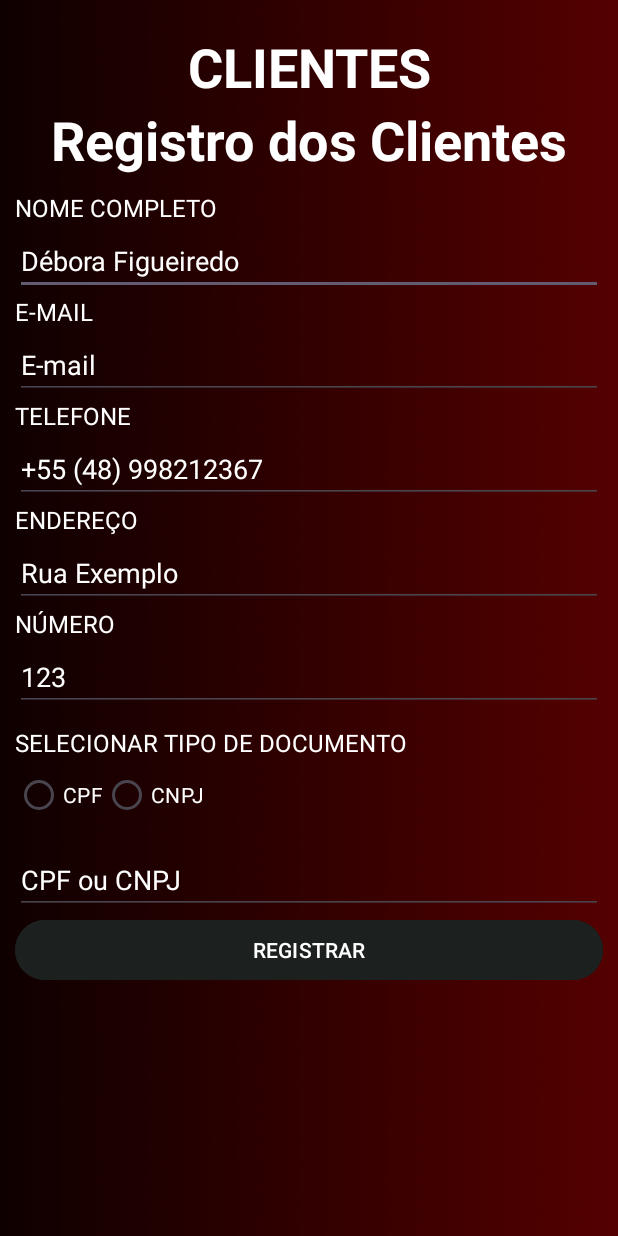
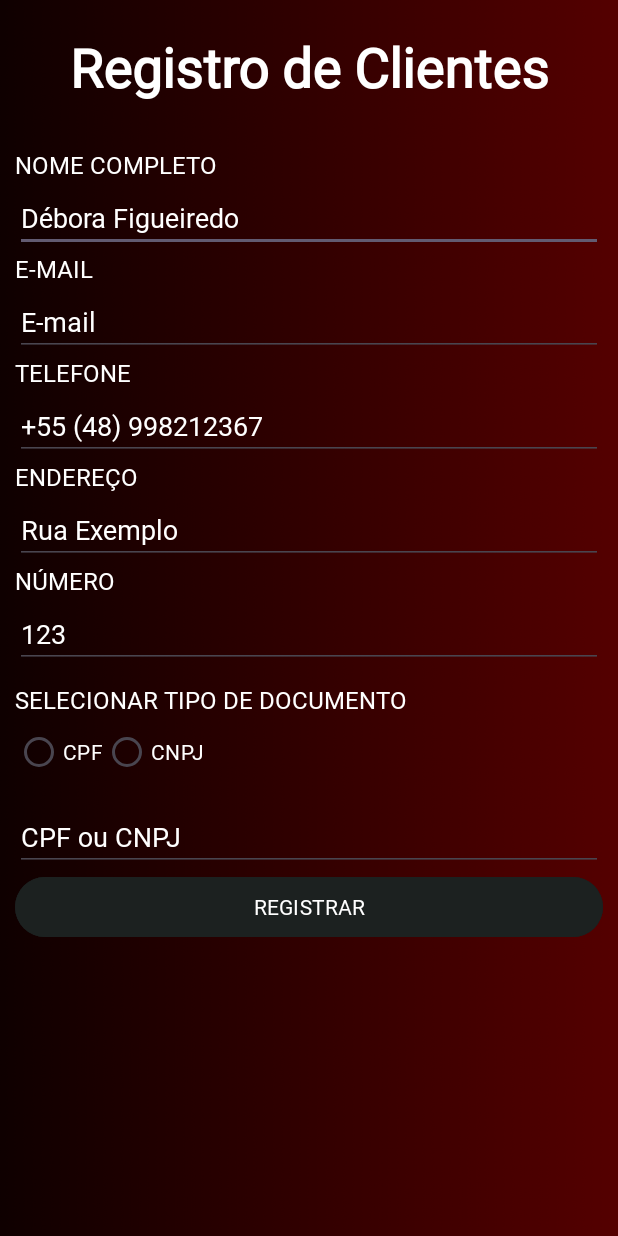
Before and after one commit to DiogoWebber/WineVision, an Android app: the RegistroActivity screen opened directly, with no data from a screen before it, after a tap on "REGISTRAR", on a phone screen of 412 x 824 dp. Run offline under Robolectric (Android 15) with nearby library versions, the phone set to English and light mode, and no system bars; 1 statement that could not run was skipped.

Commit message:
aprimoramento no designe

```diff
--- a/app/build.gradle
+++ b/app/build.gradle
@@ -44,6 +44,7 @@ dependencies {
     implementation 'com.google.android.material:material:1.10.0' // Use uma versão estável
     implementation 'androidx.activity:activity-ktx:1.7.2' // Use uma versão estável
     implementation 'androidx.constraintlayout:constraintlayout:2.1.4' // Use uma versão estável
+    implementation 'androidx.cardview:cardview:1.0.0'
 
     // Testing Libraries
     testImplementation 'junit:junit:4.13.2' // Use uma versão estável
--- a/app/src/main/java/com/example/diogo/ClientesAdapter.java
+++ b/app/src/main/java/com/example/diogo/ClientesAdapter.java
@@ -1,6 +1,5 @@
 // Adapter class for RecyclerView
-package com.example.diogo.adapter;
-
+package com.example.diogo;
 import android.view.LayoutInflater;
 import android.view.View;
 import android.view.ViewGroup;
--- a/app/src/main/java/com/example/diogo/MainActivity.java
+++ b/app/src/main/java/com/example/diogo/MainActivity.java
@@ -15,7 +15,9 @@ import androidx.appcompat.app.AppCompatActivity;
 public class MainActivity extends AppCompatActivity { // Extende AppCompatActivity
 
     @Override
-    protected void onCreate(Bundle savedInstanceState) { // Método onCreate
+    protected void onCreate(Bundle savedInstanceState) {
+
+
         super.onCreate(savedInstanceState);
         EdgeToEdge.enable(this); // Habilita a funcionalidade EdgeToEdge
         setContentView(R.layout.activity_main); // Define o layout da atividade
@@ -50,6 +52,8 @@ public class MainActivity extends AppCompatActivity { // Extende AppCompatActivi
         viewRelatorioMensal.setOnClickListener(v -> {
             // Ação para o clique no "RELATÓRIO MENSAL"
         });
+
+
     }
     private void limparSharedPreferences() {
         SharedPreferences preferencias = PreferenceManager.getDefaultSharedPreferences(this);
--- /dev/null
+++ b/app/src/main/java/com/example/diogo/MaskEditText.java
@@ -0,0 +1,55 @@
+package com.example.diogo;
+
+import android.text.Editable;
+import android.text.TextWatcher;
+import android.widget.EditText;
+
+public class MaskEditText {
+
+    public static String unmask(String s) {
+        return s.replaceAll("[^\\d]", "");
+    }
+
+    public static TextWatcher insert(final String mask, final EditText editText) {
+        return new TextWatcher() {
+            boolean isUpdating;
+            String old = "";
+
+            @Override
+            public void beforeTextChanged(CharSequence s, int start, int count, int after) { }
+
+            @Override
+            public void onTextChanged(CharSequence s, int start, int before, int count) {
+                String str = unmask(s.toString());
+                String masked = "";
+
+                if (isUpdating) {
+                    old = str;
+                    isUpdating = false;
+                    return;
+                }
+
+                int i = 0;
+                for (char m : mask.toCharArray()) {
+                    if (m != '#' && str.length() > old.length()) {
+                        masked += m;
+                        continue;
+                    }
+                    try {
+                        masked += str.charAt(i);
+                    } catch (Exception e) {
+                        break;
+                    }
+                    i++;
+                }
+
+                isUpdating = true;
+                editText.setText(masked);
+                editText.setSelection(masked.length());
+            }
+
+            @Override
+            public void afterTextChanged(Editable s) { }
+        };
+    }
+}
--- a/app/src/main/java/com/example/diogo/RegistroActivity.java
+++ b/app/src/main/java/com/example/diogo/RegistroActivity.java
@@ -1,8 +1,11 @@
 package com.example.diogo;
 
 import android.os.Bundle;
+import android.text.TextWatcher;
 import android.widget.Button;
 import android.widget.EditText;
+import android.widget.RadioButton;
+import android.widget.RadioGroup;
 import android.widget.Toast;
 
 import androidx.appcompat.app.AppCompatActivity;
@@ -14,6 +17,10 @@ public class RegistroActivity extends AppCompatActivity {
     private EditText editNome, editEmail, editTelefone, editEndereco, editNumero, editDocumento;
     private Button btnRegistrar;
     private ClienteDAO clienteDAO;
+    private RadioGroup radioGroup;
+    private RadioButton radioCPF, radioCNPJ;
+    private TextWatcher cpfMask, cnpjMask, telefoneMask;
+
 
     @Override
     protected void onCreate(Bundle savedInstanceState) {
@@ -27,7 +34,28 @@ public class RegistroActivity extends AppCompatActivity {
         editEndereco = findViewById(R.id.editEndereco);
         editNumero = findViewById(R.id.editNumero);
         editDocumento = findViewById(R.id.editDocumento);
+        radioGroup = findViewById(R.id.radioGroup);
+        radioCPF = findViewById(R.id.radioCPF);
+        radioCNPJ = findViewById(R.id.radioCNPJ);
+        editTelefone = findViewById(R.id.editTelefone);
 
+        telefoneMask = MaskEditText.insert("+## (##) #####-####", editTelefone);
+        editTelefone.addTextChangedListener(telefoneMask);
+        cpfMask = MaskEditText.insert("###.###.###-##", editDocumento);
+        cnpjMask = MaskEditText.insert("##.###.###/####-##", editDocumento);
+
+        radioGroup.setOnCheckedChangeListener((group, checkedId) -> {
+            editDocumento.removeTextChangedListener(cpfMask);
+            editDocumento.removeTextChangedListener(cnpjMask);
+
+            if (checkedId == R.id.radioCPF) {
+                editDocumento.setText("");
+                editDocumento.addTextChangedListener(cpfMask);
+            } else if (checkedId == R.id.radioCNPJ) {
+                editDocumento.setText("");
+                editDocumento.addTextChangedListener(cnpjMask);
+            }
+        });
         btnRegistrar = findViewById(R.id.btnRegistrar);
 
         btnRegistrar.setOnClickListener(v -> {
--- /dev/null
+++ b/app/src/main/res/drawable/rounded_edittext.xml
@@ -0,0 +1,5 @@
+<?xml version="1.0" encoding="utf-8"?>
+<shape xmlns:android="http://schemas.android.com/apk/res/android">
+    <solid android:color="@color/cinzat" />
+    <corners android:radius="12dp" />
+</shape>
--- a/app/src/main/res/layout/activity_registro.xml
+++ b/app/src/main/res/layout/activity_registro.xml
@@ -1,11 +1,10 @@
-<?xml version="1.0" encoding="utf-8"?>
-
 <RelativeLayout xmlns:android="http://schemas.android.com/apk/res/android"
     android:layout_height="match_parent"
     android:layout_width="match_parent"
     android:background="@drawable/background"
     android:gravity="center"
-    android:paddingTop="20dp">
+    android:paddingTop="20dp"
+    >
 
     <ImageView
         android:layout_height="wrap_content"
@@ -22,30 +21,22 @@
             android:orientation="vertical">
 
             <TextView
-                android:id="@+id/textPrincipal"
+                android:id="@+id/RegistroClientes"
                 android:layout_height="wrap_content"
                 android:layout_width="match_parent"
-                android:text="CLIENTES"
+                android:text="Registro de Clientes"
                 android:textAlignment="center"
                 android:textColor="@color/white"
                 android:textSize="36sp"
-                android:textStyle="bold" />
-
-            <TextView
-                android:id="@+id/RegistroClientes"
-                android:layout_height="wrap_content"
-                android:layout_width="match_parent"
-                android:text="Registro dos Clientes"
-                android:textAlignment="center"
-                android:textColor="@color/white"
-                android:textSize="36sp"
-                android:textStyle="bold" />
+                android:textStyle="bold"
+                android:fontFamily="@font/garamond"/>
 
             <LinearLayout
                 android:layout_width="match_parent"
                 android:layout_height="wrap_content"
                 android:orientation="vertical"
-                android:padding="10dp">
+                android:padding="10dp"
+                android:layout_marginTop="20dp">
 
                 <!-- Nome Completo -->
                 <TextView
@@ -55,14 +46,16 @@
                     android:text="NOME COMPLETO"
                     android:textColor="@color/white"
                     android:textSize="16sp"
-                    android:paddingEnd="40dp"/>
+                    android:paddingEnd="40dp"
+                    android:fontFamily="@font/garamond"/>
                 <EditText
                     android:id="@+id/editNome"
                     android:hint="Débora Figueiredo"
                     android:inputType="text"
                     android:layout_height="wrap_content"
                     android:textColorHint="@color/white"
-                    android:layout_width="match_parent" />
+                    android:layout_width="match_parent"
+                    android:fontFamily="@font/garamond"/>
 
                 <!-- Email -->
                 <TextView
@@ -72,14 +65,16 @@
                     android:text="E-MAIL"
                     android:textColor="@color/white"
                     android:textSize="16sp"
-                    android:paddingEnd="40dp"/>
+                    android:paddingEnd="40dp"
+                    android:fontFamily="@font/garamond"/>
                 <EditText
                     android:id="@+id/editEmail"
                     android:hint="E-mail"
                     android:inputType="textEmailAddress"
                     android:layout_height="wrap_content"
                     android:textColorHint="@color/white"
-                    android:layout_width="match_parent" />
+                    android:layout_width="match_parent"
+                    android:fontFamily="@font/garamond"/>
 
                 <!-- Telefone -->
                 <TextView
@@ -89,14 +84,16 @@
                     android:text="TELEFONE"
                     android:textColor="@color/white"
                     android:textSize="16sp"
-                    android:paddingEnd="40dp"/>
+                    android:paddingEnd="40dp"
+                    android:fontFamily="@font/garamond"/>
                 <EditText
                     android:id="@+id/editTelefone"
                     android:hint="+55 (48) 998212367"
                     android:inputType="text|number"
                     android:layout_height="wrap_content"
                     android:textColorHint="@color/white"
-                    android:layout_width="match_parent" />
+                    android:layout_width="match_parent"
+                    android:fontFamily="@font/garamond"/>
 
                 <!-- Endereço -->
                 <TextView
@@ -106,14 +103,16 @@
                     android:text="ENDEREÇO"
                     android:textColor="@color/white"
                     android:textSize="16sp"
-                    android:paddingEnd="40dp"/>
+                    android:paddingEnd="40dp"
+                    android:fontFamily="@font/garamond"/>
                 <EditText
                     android:id="@+id/editEndereco"
                     android:hint="Rua Exemplo"
                     android:inputType="text"
                     android:layout_height="wrap_content"
                     android:textColorHint="@color/white"
-                    android:layout_width="match_parent" />
+                    android:layout_width="match_parent"
+                    android:fontFamily="@font/garamond"/>
 
                 <!-- Número -->
                 <TextView
@@ -123,14 +122,16 @@
                     android:text="NÚMERO"
                     android:textColor="@color/white"
                     android:textSize="16sp"
-                    android:paddingEnd="40dp"/>
+                    android:paddingEnd="40dp"
+                    android:fontFamily="@font/garamond"/>
                 <EditText
                     android:id="@+id/editNumero"
                     android:hint="123"
                     android:inputType="number"
                     android:layout_height="wrap_content"
                     android:textColorHint="@color/white"
-                    android:layout_width="match_parent" />
+                    android:layout_width="match_parent"
+                    android:fontFamily="@font/garamond"/>
 
                 <!-- RadioGroup para selecionar CPF ou CNPJ -->
                 <TextView
@@ -140,7 +141,8 @@
                     android:text="SELECIONAR TIPO DE DOCUMENTO"
                     android:textColor="@color/white"
                     android:textSize="16sp"
-                    android:paddingEnd="40dp" />
+                    android:paddingEnd="40dp"
+                    android:fontFamily="@font/garamond"/>
 
                 <RadioGroup
                     android:id="@+id/radioGroup"
@@ -154,23 +156,26 @@
                         android:layout_width="wrap_content"
                         android:layout_height="wrap_content"
                         android:text="CPF"
-                        android:textColor="@color/white" />
+                        android:textColor="@color/white"
+                        android:fontFamily="@font/garamond"/>
 
                     <RadioButton
                         android:id="@+id/radioCNPJ"
                         android:layout_width="wrap_content"
                         android:layout_height="wrap_content"
                         android:text="CNPJ"
-                        android:textColor="@color/white" />
+                        android:textColor="@color/white"
+                        android:fontFamily="@font/garamond"/>
                 </RadioGroup>
 
                 <EditText
                     android:id="@+id/editDocumento"
                     android:layout_height="wrap_content"
                     android:layout_width="match_parent"
+                    android:inputType="number"
                     android:hint="CPF ou CNPJ"
                     android:textColorHint="@color/white"
-                    />
+                    android:fontFamily="@font/garamond"/>
 
                 <Button
                     android:id="@+id/btnRegistrar"
@@ -178,7 +183,8 @@
                     android:layout_height="wrap_content"
                     android:textColor="@color/white"
                     android:backgroundTint="@color/cinza"
-                    android:text="REGISTRAR"/>
+                    android:text="REGISTRAR"
+                    android:fontFamily="@font/garamond"/>
             </LinearLayout>
         </LinearLayout>
     </ScrollView>
--- a/app/src/main/res/values/colors.xml
+++ b/app/src/main/res/values/colors.xml
@@ -13,6 +13,7 @@
     <color name="cyan">#00FFFF</color>
     <color name="gold">#9F8F00</color>
     <color name="bordô">#82120a</color>
+    <color name="vinho">#4C0500</color>
     <color name="cinza">#1c2120</color>
     <color name="cinzat">#80484d50</color>
 </resources>
```
Also changed, not shown: app/src/main/java/com/example/diogo/ClientesActivity.java (+15 -1 lines), app/src/main/java/com/example/diogo/LoginActivity.java (+0 -10 lines), app/src/main/res/layout/activity_clientes.xml (+16 -3 lines), app/src/main/res/layout/activity_login.xml (+21 -31 lines), app/src/main/res/layout/activity_main.xml (+10 -5 lines), app/src/main/res/layout/item_cliente.xml (+20 -9 lines), app/src/main/res/drawable/fundo2.png (added), app/src/main/res/font/pompiere.ttf (added), 1 other file.
